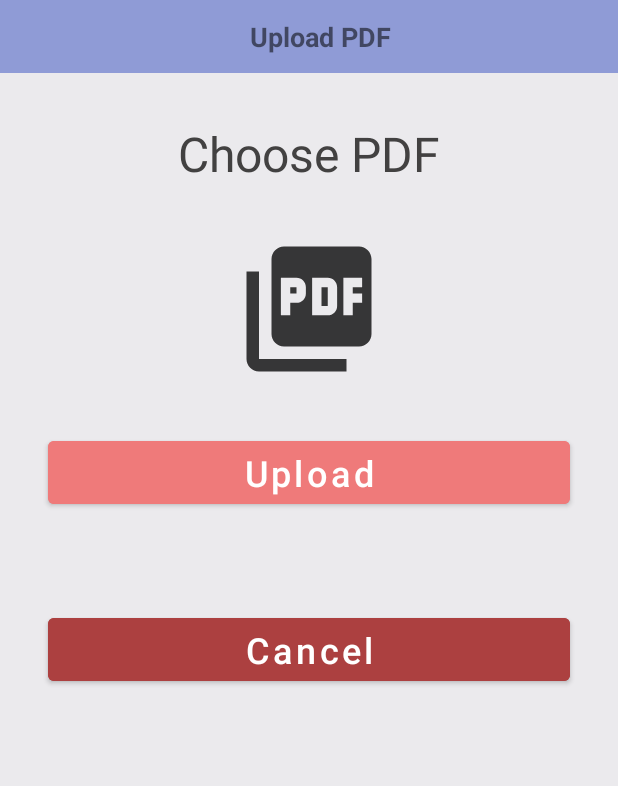
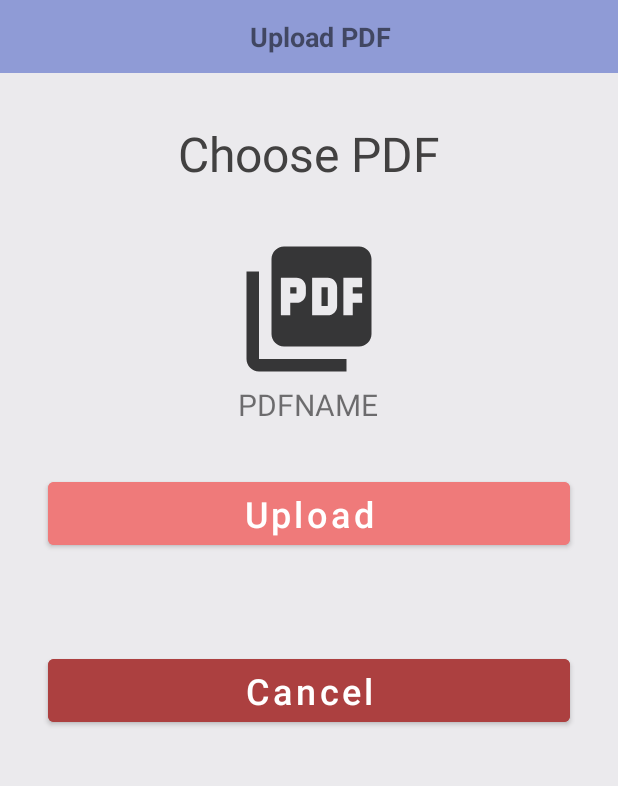
Before and after one commit to dsnbey/CASE, an Android app: the UploadPDFActivity screen opened directly, with no data from a screen before it, on a phone screen of 412 x 824 dp, the part 90-876 px from its top. Run offline under Robolectric (Android 15) with nearby library versions, the phone set to English and light mode, and no system bars; our stand-ins replace Firebase (no records; nobody signed in at launch, a user with empty details on screens opened directly), RxJava; libraries missing offline, so code that uses them is left out: com.itextpdf.kernel.

Commit message:
5th commit. Pdf -> text is complete. Voice feature and security improvements will be made

```diff
--- a/app/src/main/AndroidManifest.xml
+++ b/app/src/main/AndroidManifest.xml
@@ -6,12 +6,14 @@
     <uses-permission android:name="android.permission.RECORD_AUDIO" />
     <uses-permission android:name="android.permission.WRITE_EXTERNAL_STORAGE" />
     <uses-permission android:name="android.permission.STORAGE" />
+    <uses-permission android:name="android.permission.READ_EXTERNAL_STORAGE" />
+    <uses-permission android:name="android.permission.MANAGE_EXTERNAL_STORAGE" />
 
     <application
         android:allowBackup="true"
         android:dataExtractionRules="@xml/data_extraction_rules"
         android:fullBackupContent="@xml/backup_rules"
-        android:icon="@mipmap/ic_launcher"
+        android:icon="@drawable/logo_gpt"
         android:label="@string/app_name"
         android:supportsRtl="true"
         android:theme="@style/Theme.CASE"
--- a/app/src/main/java/com/example/acase/UC/PineconeService.java
+++ b/app/src/main/java/com/example/acase/UC/PineconeService.java
@@ -81,7 +81,7 @@ public class PineconeService {
                     RequestModelPinecone requestModel = new RequestModelPinecone();
                     requestModel.setIncludeValues(true);
                     requestModel.setIncludeMetadata(true);
-                    requestModel.setTopK(30);
+                    requestModel.setTopK(20);
                     requestModel.setVector(floats);
                     Log.d(TAG, "fetchMemory: 2");
                     Single<ResponseModelPinecone> res = pineconeApiService.sendData(Common.pineconeBaseUrlQuery, Common.pineconeApiKey, requestModel)
--- a/app/src/main/java/com/example/acase/UI/UploadTextActivity.java
+++ b/app/src/main/java/com/example/acase/UI/UploadTextActivity.java
@@ -35,6 +35,9 @@ public class UploadTextActivity extends AppCompatActivity {
             Toast.makeText(this, "Sending...", Toast.LENGTH_SHORT).show();
             convolizer.sendFile(b.edtBigText.getText().toString());
             Toast.makeText(this, "Finish!", Toast.LENGTH_SHORT).show();
+            b.edtBigText.setText("");
+            Intent intent = new Intent(UploadTextActivity.this, ChatActivity.class);
+            startActivity(intent);
         });
     }
 }
--- a/app/src/main/res/layout/activity_upload_pdfactivity.xml
+++ b/app/src/main/res/layout/activity_upload_pdfactivity.xml
@@ -53,7 +53,15 @@
     <ImageView
         android:layout_width="100dp"
         android:layout_height="100dp"
-        android:src="@drawable/baseline_picture_as_pdf_24"/>
+        android:src="@drawable/baseline_picture_as_pdf_24"
+        android:id="@+id/img_choose_pdf"/>
+    <TextView
+        android:layout_width="wrap_content"
+        android:layout_height="wrap_content"
+        android:text="PDFNAME"
+        android:textSize="20dp"
+        android:id="@+id/txt_pdf_name"/>
+
 
 
     <Button
@@ -69,7 +77,7 @@
 
     <Button
         android:layout_margin="32dp"
-        android:id="@+id/btn_upload_cancel"
+        android:id="@+id/btn_cancel"
         android:layout_width="match_parent"
         android:layout_height="54dp"
         android:backgroundTint="#AC4040"
--- a/build.gradle
+++ b/build.gradle
@@ -6,6 +6,7 @@ buildscript {
     }
 }
 
+
 plugins {
     id 'com.android.application' version '7.4.0' apply false
     id 'com.android.library' version '7.4.0' apply false
```
Also changed, not shown: app/build.gradle (+10 -0 lines), app/src/main/java/com/example/acase/UI/UploadPDFActivity.java (+111 -1 lines).
